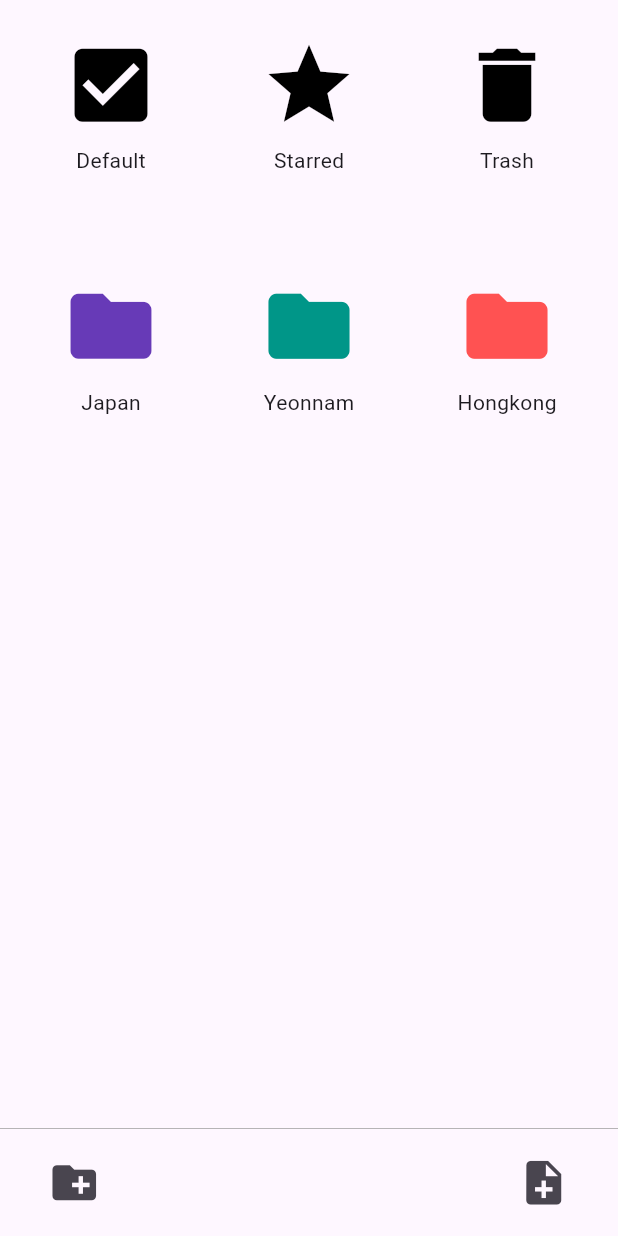
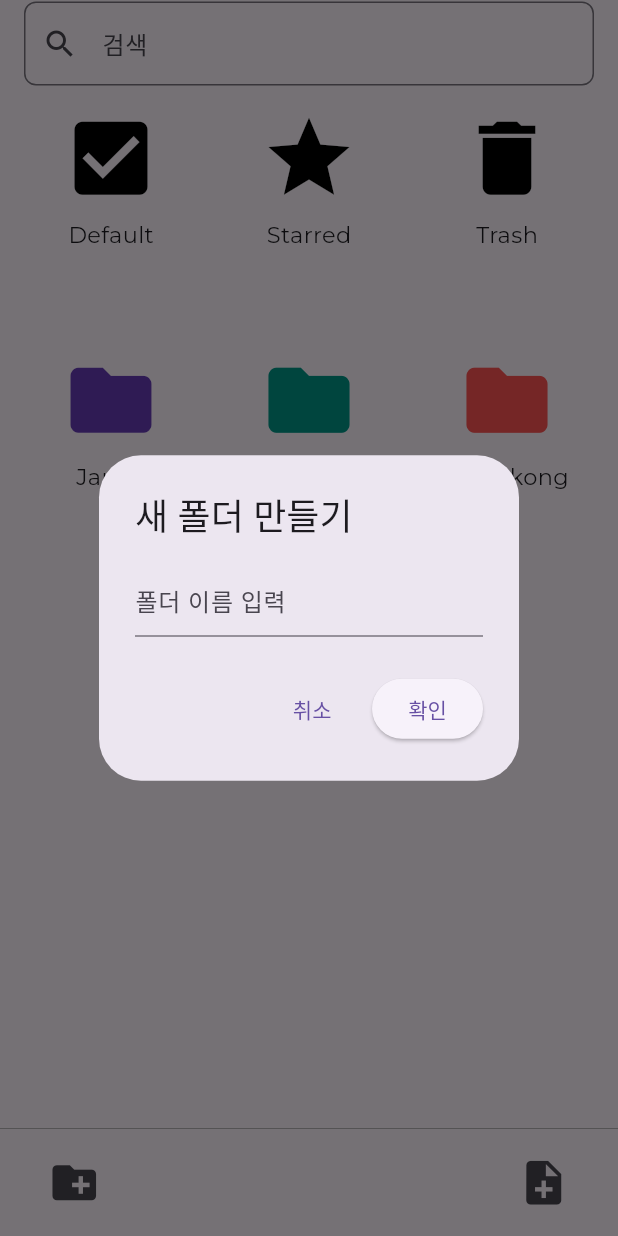
Before and after one commit to alvn84/memoRe, a Flutter app: the Tab1Screen screen opened directly, after a tap on the "create new folder" icon, on a phone screen of 412 x 824 dp. Run offline on Flutter 3.47's test engine with Material 3 defaults, Android fonts, the light colour scheme and no system bars; our stand-ins replace smooth_page_indicator, table_calendar.

Commit message:
홈스크린 수정
폴더 생성, 폴더 진입, 메모장 디테일

```diff
--- a/lib/main.dart
+++ b/lib/main.dart
@@ -4,6 +4,11 @@ import 'package:memore/presentation/screen/login/login_screen.dart';
 void main() {
   runApp(
     MaterialApp(
+      title: 'Memo:Re',
+      theme: ThemeData(
+        fontFamily: 'Montserrat',
+        // 다른 테마 속성도 같이 설정 가능
+      ),
       debugShowCheckedModeBanner: false,
       home: LoginScreen(),
     ),
--- a/lib/presentation/screen/home/tab1/tab1_screen.dart
+++ b/lib/presentation/screen/home/tab1/tab1_screen.dart
@@ -1,12 +1,18 @@
 import 'package:flutter/material.dart';
+import '../folder/folder_detail.dart';
 
-class Tab1Screen extends StatelessWidget {
+class Tab1Screen extends StatefulWidget {
   const Tab1Screen({super.key});
 
   @override
-  Widget build(BuildContext context) {
-    // 더미 폴더 데이터
-    final List<Map<String, dynamic>> folders = [
+  State<Tab1Screen> createState() => _Tab1ScreenState();
+}
+
+class _Tab1ScreenState extends State<Tab1Screen> {
+  final TextEditingController _searchController = TextEditingController();
+  String _searchQuery = '';
+
+  List<Map<String, dynamic>> folders = [
     {'name': 'Default', 'color': Colors.black, 'icon': Icons.check_box},
     {'name': 'Starred', 'color': Colors.black, 'icon': Icons.star},
     {'name': 'Trash', 'color': Colors.black, 'icon': Icons.delete},
@@ -15,42 +21,145 @@ class Tab1Screen extends StatelessWidget {
     {'name': 'Hongkong', 'color': Colors.redAccent, 'icon': Icons.folder},
   ];
 
+  void _addNewFolder(String name) {
+    setState(() {
+      folders.add({
+        'name': name,
+        'color': Colors.blueAccent,
+        'icon': Icons.folder,
+      });
+    });
+  }
+
+  void _showAddFolderDialog() {
+    String folderName = '';
+
+    showDialog(
+      context: context,
+      builder: (context) => AlertDialog(
+        title: const Text('새 폴더 만들기'),
+        content: TextField(
+          decoration: const InputDecoration(hintText: '폴더 이름 입력'),
+          onChanged: (value) => folderName = value,
+        ),
+        actions: [
+          TextButton(
+            onPressed: () {
+              Navigator.of(context).pop();
+            },
+            child: const Text('취소'),
+          ),
+          ElevatedButton(
+            onPressed: () {
+              if (folderName.trim().isNotEmpty) {
+                _addNewFolder(folderName.trim());
+              }
+              Navigator.of(context).pop();
+            },
+            child: const Text('확인'),
+          ),
+        ],
+      ),
+    );
+  }
+
+  @override
+  void dispose() {
+    _searchController.dispose();
+    super.dispose();
+  }
+
+  @override
+  Widget build(BuildContext context) {
+    List<Map<String, dynamic>> filteredFolders = folders
+        .where((folder) => folder['name']
+        .toLowerCase()
+        .contains(_searchQuery.toLowerCase()))
+        .toList();
+
     return Scaffold(
       body: Padding(
-        padding: const EdgeInsets.symmetric(horizontal: 16.0, vertical: 24.0),
-        child: GridView.builder(
-          itemCount: folders.length,
-          gridDelegate: const SliverGridDelegateWithFixedCrossAxisCount(
-            crossAxisCount: 3, // 3열
+        padding: const EdgeInsets.symmetric(horizontal: 16.0, vertical: 1.0),
+        child: Column(
+          children: [
+            TextField(
+              controller: _searchController,
+              decoration: InputDecoration(
+                hintText: '검색',
+                prefixIcon: const Icon(Icons.search),
+                suffixIcon: _searchQuery.isNotEmpty
+                    ? IconButton(
+                  icon: const Icon(Icons.clear),
+                  onPressed: () {
+                    setState(() {
+                      _searchQuery = '';
+                      _searchController.clear();
+                    });
+                  },
+                )
+                    : null,
+                border: OutlineInputBorder(
+                  borderRadius: BorderRadius.circular(8.0),
+                ),
+              ),
+              onChanged: (value) {
+                setState(() {
+                  _searchQuery = value;
+                });
+              },
+            ),
+            const SizedBox(height: 16),
+            Expanded(
+              child: filteredFolders.isEmpty
+                  ? const Center(child: Text('검색 결과 없음'))
+                  : GridView.builder(
+                itemCount: filteredFolders.length,
+                gridDelegate:
+                const SliverGridDelegateWithFixedCrossAxisCount(
+                  crossAxisCount: 3,
                   crossAxisSpacing: 16.0,
                   mainAxisSpacing: 16.0,
-            childAspectRatio: 0.8, // 높이 조절
+                  childAspectRatio: 0.8,
                 ),
                 itemBuilder: (context, index) {
-            final folder = folders[index];
-            return Column(
+                  final folder = filteredFolders[index];
+                  return InkWell(
+                    onTap: () {
+                      Navigator.push(
+                        context,
+                        MaterialPageRoute(
+                          builder: (_) => FolderDetailScreen(
+                              folderName: folder['name']),
+                        ),
+                      );
+                    },
+                    child: Column(
                       mainAxisSize: MainAxisSize.min,
                       children: [
                         Icon(
                           folder['icon'],
                           color: folder['color'],
-                  size: 65, // 아이콘 크기 조절
+                          size: 65,
                         ),
                         const SizedBox(height: 8),
                         Text(
                           folder['name'],
-                  style: const TextStyle(fontSize: 14),
+                          style: const TextStyle(fontSize: 15),
                           overflow: TextOverflow.ellipsis,
                         ),
                       ],
+                    ),
                   );
                 },
               ),
             ),
+          ],
+        ),
+      ),
       bottomNavigationBar: Container(
         height: 72,
-        decoration: BoxDecoration(
-          border: const Border(top: BorderSide(color: Colors.grey, width: 0.5)),
+        decoration: const BoxDecoration(
+          border: Border(top: BorderSide(color: Colors.grey, width: 0.5)),
         ),
         child: Padding(
           padding: const EdgeInsets.symmetric(horizontal: 24.0),
@@ -58,9 +167,7 @@ class Tab1Screen extends StatelessWidget {
             mainAxisAlignment: MainAxisAlignment.spaceBetween,
             children: [
               IconButton(
-                onPressed: () {
-                  print('새 폴더 만들기');
-                },
+                onPressed: _showAddFolderDialog,
                 icon: const Icon(Icons.create_new_folder),
                 iconSize: 35,
                 tooltip: '새 폴더',
--- a/pubspec.yaml
+++ b/pubspec.yaml
@@ -53,7 +53,10 @@ dev_dependencies:
 
 # The following section is specific to Flutter packages.
 flutter:
-
+  fonts:
+    - family: Montserrat
+      fonts:
+        - asset: assets/fonts/Montserrat-VariableFont_wght.ttf
   # The following line ensures that the Material Icons font is
   # included with your application, so that you can use the icons in
   # the material Icons class.
```
Also changed, not shown: lib/presentation/screen/home/folder/folder_detail.dart (added, +136 -0 lines), lib/presentation/screen/home/home_screen.dart (+3 -42 lines), lib/presentation/screen/home/memo/memo.dart (added, +115 -0 lines), assets/fonts/Montserrat-VariableFont_wght.ttf (added). Lines whose indentation alone changed are shown as unchanged.
